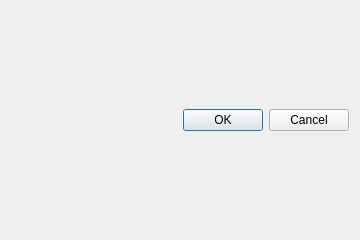
Qt form NetworkedOpenGL/connectdialog.ui (htmlboss/Qt-Networked-OpenGL) before a commit.
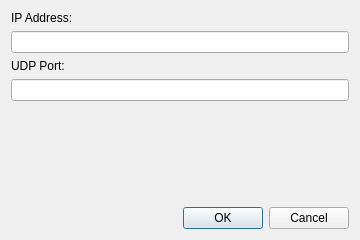
The same form after that commit.

Commit message: Finished ConnectDialog UI

```diff
--- a/NetworkedOpenGL/connectdialog.ui
+++ b/NetworkedOpenGL/connectdialog.ui
@@ -32,6 +32,39 @@
    <string>Connect to Server</string>
   </property>
   <layout class="QVBoxLayout" name="verticalLayout">
+   <item>
+    <widget class="QLabel" name="label_2">
+     <property name="text">
+      <string>IP Address:</string>
+     </property>
+    </widget>
+   </item>
+   <item>
+    <widget class="QLineEdit" name="lineEdit_2"/>
+   </item>
+   <item>
+    <widget class="QLabel" name="label">
+     <property name="text">
+      <string>UDP Port:</string>
+     </property>
+    </widget>
+   </item>
+   <item>
+    <widget class="QLineEdit" name="lineEdit"/>
+   </item>
+   <item>
+    <spacer name="verticalSpacer">
+     <property name="orientation">
+      <enum>Qt::Vertical</enum>
+     </property>
+     <property name="sizeHint" stdset="0">
+      <size>
+       <width>20</width>
+       <height>40</height>
+      </size>
+     </property>
+    </spacer>
+   </item>
    <item>
     <widget class="QDialogButtonBox" name="buttonBox">
      <property name="orientation">
```
